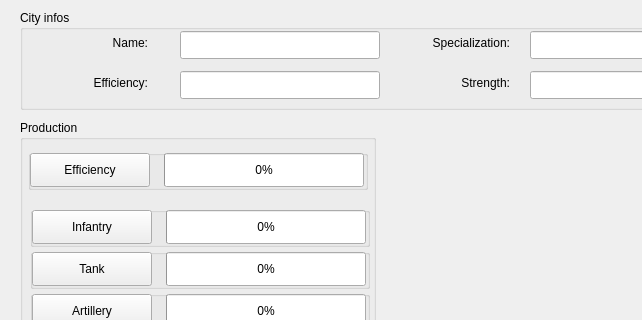
Before: the Qt Designer form GameDemonstrator/dialogs/GameCitySettingsDialog.ui in raubwuerger/StrategicGameProject, drawn with Qt 5; both pictures show x 0 to 642 and y 0 to 320 of the 756 by 742 pixel window.
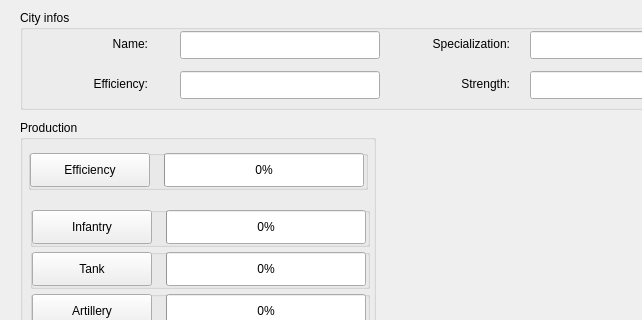
After: the same form once the commit is applied.

Commit message: Implemented GameUnitSettingsDialog.

What changed in the file:
```diff
--- a/GameDemonstrator/dialogs/GameCitySettingsDialog.ui
+++ b/GameDemonstrator/dialogs/GameCitySettingsDialog.ui
@@ -760,7 +760,7 @@
     <property name="geometry">
      <rect>
       <x>8</x>
-      <y>23</y>
+      <y>24</y>
       <width>120</width>
       <height>20</height>
      </rect>
@@ -776,7 +776,7 @@
     <property name="geometry">
      <rect>
       <x>8</x>
-      <y>63</y>
+      <y>64</y>
       <width>120</width>
       <height>20</height>
      </rect>
@@ -805,7 +805,7 @@
     <property name="geometry">
      <rect>
       <x>370</x>
-      <y>63</y>
+      <y>64</y>
       <width>120</width>
       <height>20</height>
      </rect>
@@ -821,7 +821,7 @@
     <property name="geometry">
      <rect>
       <x>370</x>
-      <y>23</y>
+      <y>24</y>
       <width>120</width>
       <height>20</height>
      </rect>
```
The commit also changes 11 other files.
